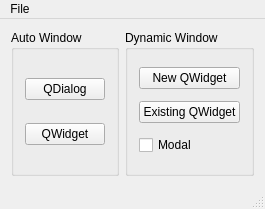
Before: the Qt Designer form 04_WindowAndDialog/mainwindow.ui in sadovskiy/QtExamplesForAProgrammingCourse, drawn with Qt 5.
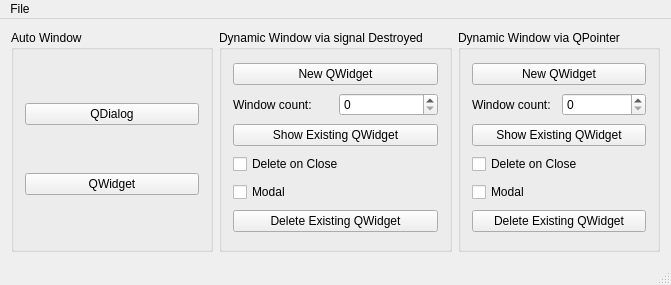
After: the same form once the commit is applied.

```diff
--- a/04_WindowAndDialog/mainwindow.ui
+++ b/04_WindowAndDialog/mainwindow.ui
@@ -7,16 +7,16 @@
    <rect>
     <x>0</x>
     <y>0</y>
-    <width>253</width>
-    <height>209</height>
+    <width>671</width>
+    <height>285</height>
    </rect>
   </property>
   <property name="windowTitle">
    <string>MainWindow</string>
   </property>
   <widget class="QWidget" name="centralWidget">
-   <layout class="QHBoxLayout" name="horizontalLayout">
-    <item>
+   <layout class="QGridLayout" name="gridLayout">
+    <item row="0" column="0">
      <widget class="QGroupBox" name="groupBoxAuto">
       <property name="title">
        <string>Auto Window</string>
@@ -48,10 +48,10 @@
       </layout>
      </widget>
     </item>
-    <item>
-     <widget class="QGroupBox" name="groupBoxDynamic">
+    <item row="0" column="1">
+     <widget class="QGroupBox" name="groupBoxDynamicDestroyed">
       <property name="title">
-       <string>Dynamic Window</string>
+       <string>Dynamic Window via signal Destroyed</string>
       </property>
       <layout class="QVBoxLayout" name="verticalLayout_2">
        <item>
@@ -61,17 +61,103 @@
          </property>
         </widget>
        </item>
+       <item>
+        <layout class="QHBoxLayout" name="horizontalLayoutD">
+         <item>
+          <widget class="QLabel" name="labelWindowCountD">
+           <property name="text">
+            <string>Window count: </string>
+           </property>
+          </widget>
+         </item>
+         <item>
+          <widget class="QSpinBox" name="spinBoxWindowCountD"/>
+         </item>
+        </layout>
+       </item>
        <item>
         <widget class="QPushButton" name="buttonExistingWindowD">
          <property name="text">
-          <string>Еxisting QWidget</string>
+          <string>Show Еxisting QWidget</string>
          </property>
         </widget>
        </item>
        <item>
         <widget class="QCheckBox" name="checkBoxModal">
          <property name="text">
+          <string>Delete on Close</string>
+         </property>
+        </widget>
+       </item>
+       <item>
+        <widget class="QCheckBox" name="checkBoxModalD">
+         <property name="text">
           <string>Modal</string>
+         </property>
+        </widget>
+       </item>
+       <item>
+        <widget class="QPushButton" name="buttonDeleteD">
+         <property name="text">
+          <string>Delete Existing QWidget</string>
+         </property>
+        </widget>
+       </item>
+      </layout>
+     </widget>
+    </item>
+    <item row="0" column="2">
+     <widget class="QGroupBox" name="groupBoxQPointer">
+      <property name="title">
+       <string>Dynamic Window via QPointer</string>
+      </property>
+      <layout class="QVBoxLayout" name="verticalLayout_3">
+       <item>
+        <widget class="QPushButton" name="buttonNewWindowP">
+         <property name="text">
+          <string>New QWidget</string>
+         </property>
+        </widget>
+       </item>
+       <item>
+        <layout class="QHBoxLayout" name="horizontalLayoutP">
+         <item>
+          <widget class="QLabel" name="labelWindowCountP">
+           <property name="text">
+            <string>Window count: </string>
+           </property>
+          </widget>
+         </item>
+         <item>
+          <widget class="QSpinBox" name="spinBoxWindowCountP"/>
+         </item>
+        </layout>
+       </item>
+       <item>
+        <widget class="QPushButton" name="buttonExistingWindowP">
+         <property name="text">
+          <string>Show Еxisting QWidget</string>
+         </property>
+        </widget>
+       </item>
+       <item>
+        <widget class="QCheckBox" name="checkBoxDeleteOnCloseP">
+         <property name="text">
+          <string>Delete on Close</string>
+         </property>
+        </widget>
+       </item>
+       <item>
+        <widget class="QCheckBox" name="checkBoxModalP">
+         <property name="text">
+          <string>Modal</string>
+         </property>
+        </widget>
+       </item>
+       <item>
+        <widget class="QPushButton" name="buttonDeleteP">
+         <property name="text">
+          <string>Delete Existing QWidget</string>
          </property>
         </widget>
        </item>
@@ -85,8 +171,8 @@
     <rect>
      <x>0</x>
      <y>0</y>
-     <width>253</width>
-     <height>30</height>
+     <width>671</width>
+     <height>22</height>
     </rect>
    </property>
    <widget class="QMenu" name="menuFile">
```
Left out of the diff: 4 changed lines with no effect on the pictures.
